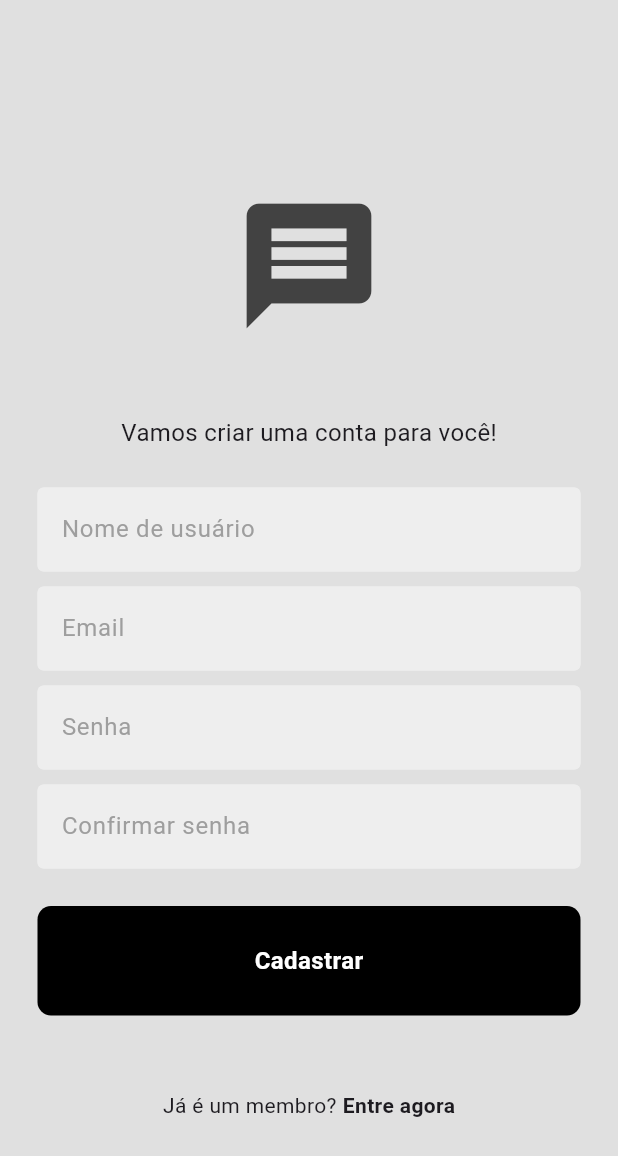
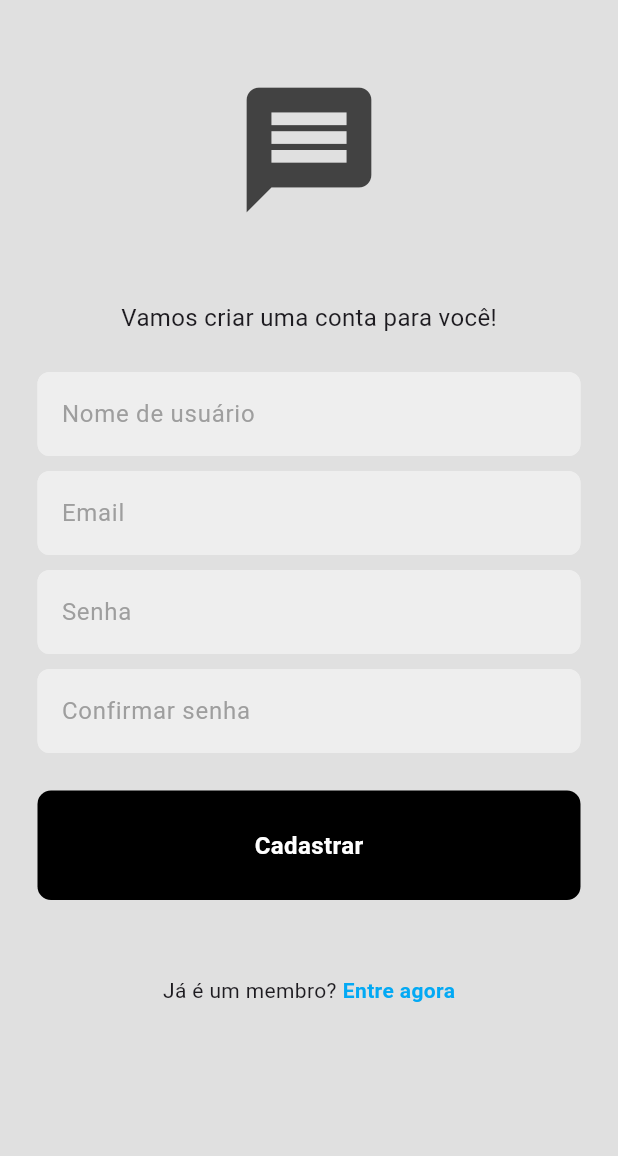
Before and after one commit to DeckDev-RC/Chat_App, a Flutter app: the screen it shows after launch, after a tap on "Registre-se agora", on a phone screen of 412 x 824 dp. Shown: the top 1156 px of the screen. Run offline on Flutter 3.47's test engine with Material 3 defaults, Android fonts, the phone set to English and light mode, and no system bars; our stand-ins replace cloud_firestore, firebase_auth, firebase_core; accounts and stored records are empty; network calls fail.

Commit message:
Manutenção da UI em Login e Register Page e Alteração de UI no ChatPage

```diff
--- a/lib/components/chat_bubble.dart
+++ b/lib/components/chat_bubble.dart
@@ -2,9 +2,11 @@ import 'package:flutter/material.dart';
 
 class ChatBubble extends StatelessWidget {
   final String message;
+  final Color? color;
   const ChatBubble({
     super.key,
     required this.message,
+    required this.color,
   });
 
   @override
@@ -13,7 +15,7 @@ class ChatBubble extends StatelessWidget {
       padding: const EdgeInsets.all(12),
       decoration: BoxDecoration(
         borderRadius: BorderRadius.circular(8),
-        color: Colors.blue,
+        color: color,
       ),
       child: Text(
         message,
--- a/lib/components/text_field.dart
+++ b/lib/components/text_field.dart
@@ -19,6 +19,7 @@ class MyTextField extends StatelessWidget {
       decoration: InputDecoration(
         enabledBorder: OutlineInputBorder(
           borderSide: BorderSide(color: Colors.grey.shade200),
+          borderRadius: BorderRadius.circular(8),
         ),
         focusedBorder: const OutlineInputBorder(
           borderSide: BorderSide(color: Colors.white),
--- a/lib/pages/login_page.dart
+++ b/lib/pages/login_page.dart
@@ -45,19 +45,20 @@ class _LoginPageState extends State<LoginPage> {
     return Scaffold(
       backgroundColor: Colors.grey[300],
       body: SafeArea(
+        child: SingleChildScrollView(
           child: Center(
             child: Padding(
               padding: const EdgeInsets.symmetric(horizontal: 25.0),
               child: Column(
                 mainAxisAlignment: MainAxisAlignment.center,
                 children: [
-                const SizedBox(height: 50),
+                  const SizedBox(height: 70),
 
                   // Logo
                   Icon(
                     Icons.message,
                     size: 100,
-                  color: Colors.grey[800],
+                    color: Colors.blue[800],
                   ),
 
                   const SizedBox(height: 50),
@@ -108,6 +109,7 @@ class _LoginPageState extends State<LoginPage> {
                           'Registre-se agora',
                           style: TextStyle(
                             fontWeight: FontWeight.bold,
+                            color: Colors.lightBlue,
                           ),
                         ),
                       )
@@ -118,6 +120,7 @@ class _LoginPageState extends State<LoginPage> {
             ),
           ),
         ),
+      ),
     );
   }
 }
--- a/lib/pages/register_page.dart
+++ b/lib/pages/register_page.dart
@@ -55,6 +55,7 @@ class _RegisterPageState extends State<RegisterPage> {
     return Scaffold(
       backgroundColor: Colors.grey[300],
       body: SafeArea(
+        child: SingleChildScrollView(
           child: Center(
             child: Padding(
               padding: const EdgeInsets.symmetric(horizontal: 25.0),
@@ -134,6 +135,7 @@ class _RegisterPageState extends State<RegisterPage> {
                           'Entre agora',
                           style: TextStyle(
                             fontWeight: FontWeight.bold,
+                            color: Colors.lightBlue,
                           ),
                         ),
                       )
@@ -144,6 +146,7 @@ class _RegisterPageState extends State<RegisterPage> {
             ),
           ),
         ),
+      ),
     );
   }
 }
```
Also changed, not shown: lib/pages/chat_page.dart (+17 -2 lines). Lines whose indentation alone changed are shown as unchanged.
